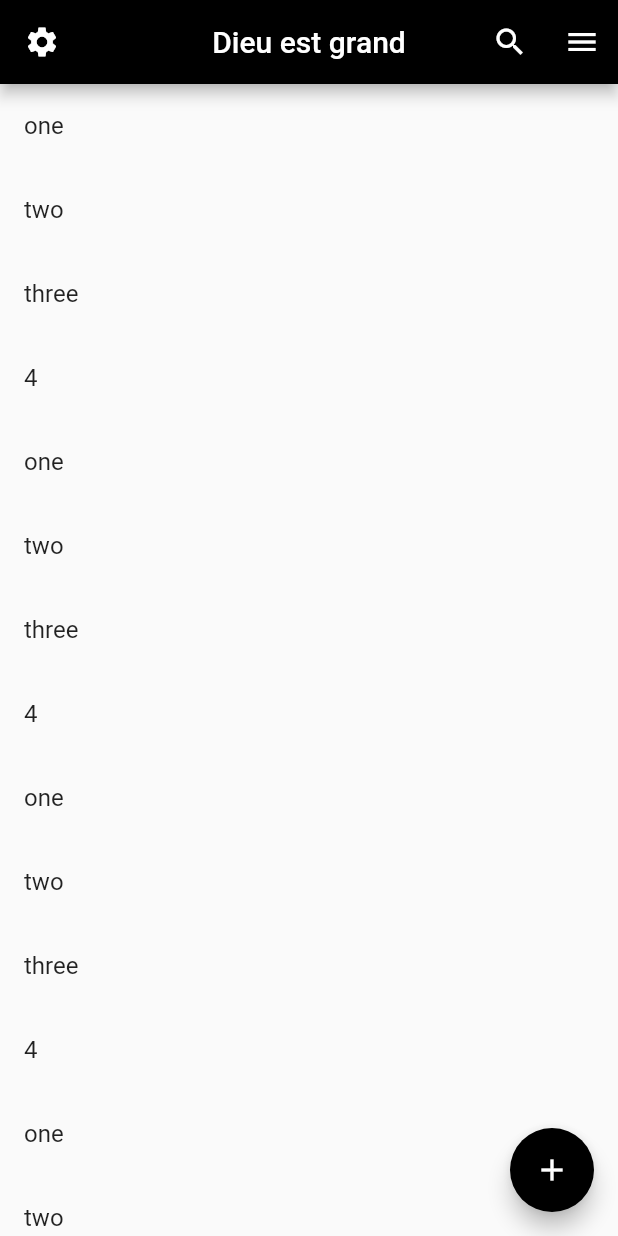
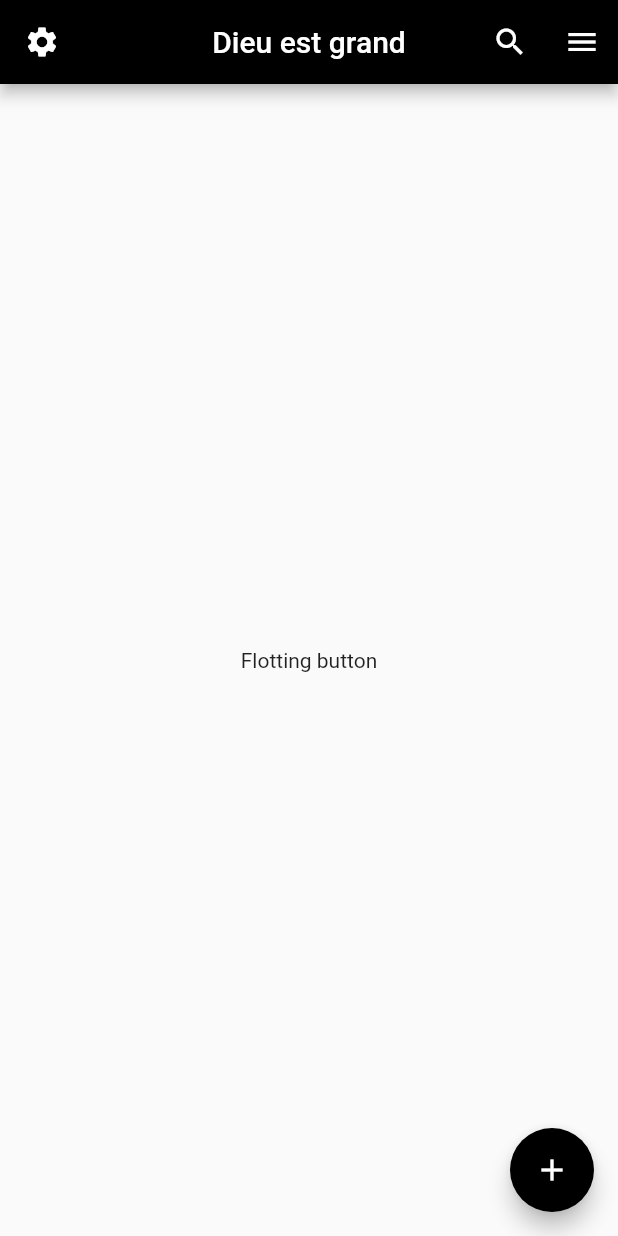
Before and after one commit to camara94/camara-mob, a Flutter app: the screen it shows after launch, on a phone screen of 412 x 824 dp. Run offline on Flutter 3.47's test engine with Material 2 defaults, Android fonts, the phone set to English and light mode, and no system bars.

```diff
--- a/flutter_learn/lib/main.dart
+++ b/flutter_learn/lib/main.dart
@@ -64,13 +64,13 @@ class Home extends StatelessWidget {
           )
         ],
       ),
-      body: ListView.builder(
-        itemCount: content.length,
-        itemBuilder: (BuildContext context, int index){
-          return ListTile(
-            title: Text(content[index]),
-          );
-        },
+      body: Center(
+        child: InkWell(
+          child: Container(
+            child: Text('Flotting button'),
+          ),
+          onTap: (){print('Tapped');},
+        ),
       ),
     );
   }
```
